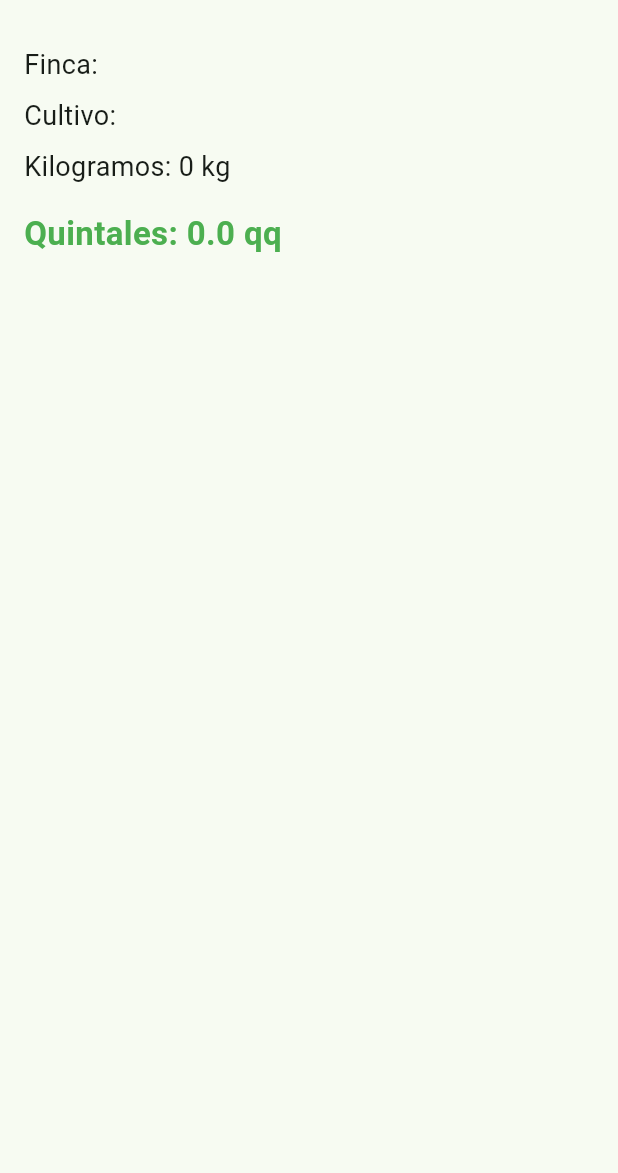
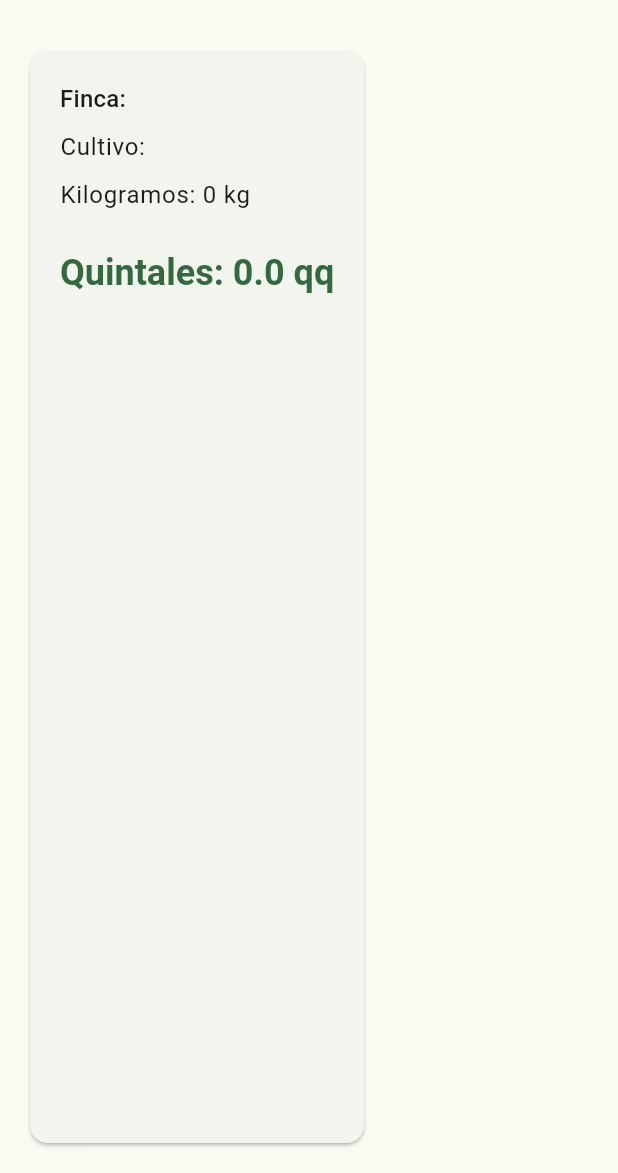
Before and after one commit to jralvarado3108/prog5-05112026-alvarado, a Flutter app: the DetalleCosecha screen opened directly with empty values, on a phone screen of 412 x 824 dp, the part 63-1236 px from its top. Run offline on Flutter 3.47's test engine with Material 3 defaults, Android fonts, the phone set to English and light mode, and no system bars.

Commit message:
formato texto

```diff
--- a/cosecha_app/lib/screens/detalle_cosecha.dart
+++ b/cosecha_app/lib/screens/detalle_cosecha.dart
@@ -8,35 +8,44 @@ class DetalleCosecha extends StatelessWidget {
 
   @override
   Widget build(BuildContext context) {
+    final colores = Theme.of(context).colorScheme;
+    final textos = Theme.of(context).textTheme;
+
     return Scaffold(
       appBar: AppBar(
         title: Text('Cosecha: ${cosecha.codigo}'),
       ),
       body: Padding(
         padding: const EdgeInsets.all(16.0),
-        child: Column(
+        child:Card(
+          color: colores.surfaceContainerLow,
+          child: Padding(
+            padding:const EdgeInsets.all(20.0),
+          child: Column(
           crossAxisAlignment: CrossAxisAlignment.start,
           children: [
-            Text('Finca: ${cosecha.finca}', style: const TextStyle(fontSize: 18)),
+            Text('Finca: ${cosecha.finca}', style: textos.titleMedium),
             const SizedBox(height: 8),
-            Text('Cultivo: ${cosecha.cultivo}', style: const TextStyle(fontSize: 18)),
+            Text('Cultivo: ${cosecha.cultivo}', style: textos.bodyLarge),
             const SizedBox(height: 8),
             Text(
               'Kilogramos: ${cosecha.kilogramos.toStringAsFixed(0)} kg',
-              style: const TextStyle(fontSize: 18),
+              style: textos.bodyLarge,
             ),
-            const SizedBox(height: 16),
+            const SizedBox(height: 24),
             Text(
               'Quintales: ${cosecha.quintales.toStringAsFixed(1)} qq',
-              style: const TextStyle(
-                fontSize: 22,
+              style: textos.headlineSmall?.copyWith(
                 fontWeight: FontWeight.bold,
-                color: Colors.green,
+                color: colores.primary,
               ),
             ),
           ],
         ),
       ),
+        ),
+      ),
     );
+
   }
 }
--- a/cosecha_app/lib/screens/formulario_cosecha.dart
+++ b/cosecha_app/lib/screens/formulario_cosecha.dart
@@ -71,7 +71,7 @@ class _FormularioCosechaState extends State<FormularioCosecha> {
                 },
               ),
               const SizedBox(height: 24),
-              ElevatedButton(
+              FilledButton.icon(
                 onPressed: () {
                   if (_formKey.currentState!.validate()) {
                     final nueva = Cosecha(
@@ -84,7 +84,8 @@ class _FormularioCosechaState extends State<FormularioCosecha> {
                     Navigator.pop(context, nueva);
                   }
                 },
-                child: const Text('Guardar Cosecha'),
+                icon: const Icon(Icons.save),
+                label: const Text('Guardar Cosecha'),
               ),
             ],
           ),
```
Also changed, not shown: cosecha_app/lib/main.dart (+10 -1 lines).
